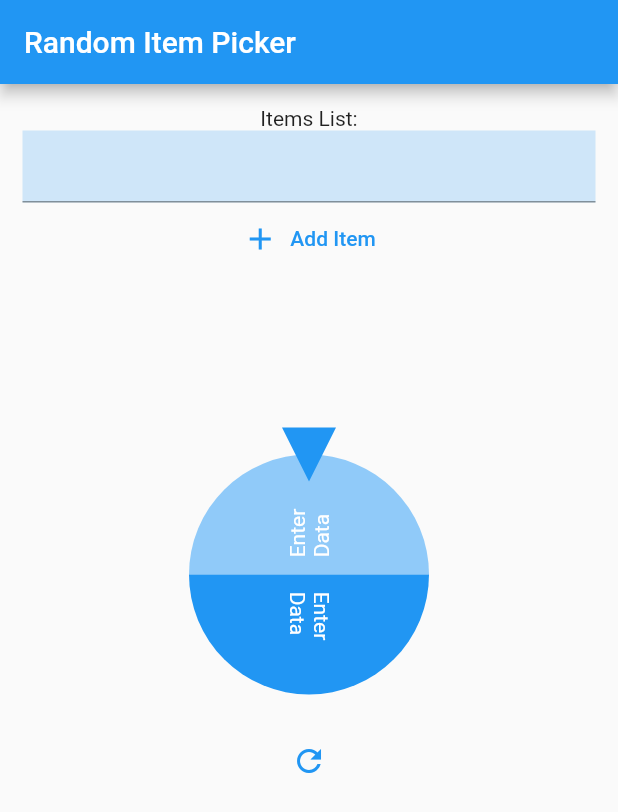
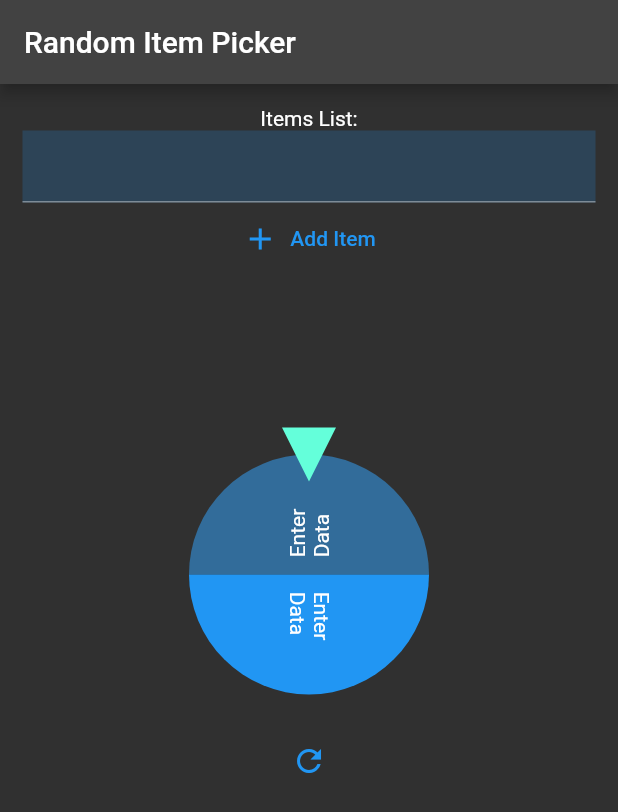
Before and after one commit to TristanGrobler/Random-Name-Picker---D-Project-1, a Flutter app: the screen it shows after launch, after a tap on the "refresh" icon, on a phone screen of 412 x 824 dp. Shown: the top 812 px of the screen. Run offline on Flutter 3.47's test engine with Material 2 defaults, Android fonts, the phone set to English and light mode, and no system bars; drawn by our look-alikes of flutter_fortune_wheel.

Commit message:
UI Tweaks

```diff
--- a/lib/main.dart
+++ b/lib/main.dart
@@ -6,7 +6,12 @@ import 'package:flutter_fortune_wheel/flutter_fortune_wheel.dart';
 
 void main() {
   runApp(
-    const MaterialApp(
+    MaterialApp(
+      theme: ThemeData(
+        brightness: Brightness.dark,
+        primaryColor: Colors.orange,
+        ),
+
       home: HomePage(),
     ),
   );
@@ -40,7 +45,7 @@ class _HomePageState extends State<HomePage> {
     if (stringList.isNotEmpty && stringList.length > 1) {
       _list = [];
       for (var i = 0; i < stringList.length; i++) {
-        _list.add(FortuneItem(child: Text(stringList[i])));
+        _list.add(FortuneItem(child: Text(stringList[i],style: TextStyle(),)));
       }
     }
 
@@ -57,6 +62,7 @@ class _HomePageState extends State<HomePage> {
       //This is the body of the app, so everything below the app bar.
       body: Padding(
         padding: const EdgeInsets.all(15.0),
+        child: SingleChildScrollView(
           child: Column(
             mainAxisSize: MainAxisSize.min,
             //mainAxisAlignment: MainAxisAlignment.spaceEvenly,
@@ -93,13 +99,14 @@ class _HomePageState extends State<HomePage> {
               // This widget shows the button to run randomly spin the wheel.
               TextButton(
                 onPressed: () {
-                controller.add(Random().nextInt(16));
+                  controller.add(Random().nextInt(100));
                 },
                 child: const Icon(Icons.refresh_outlined),
               ),
             ],
           ),
         ),
+      ),
     );
   }
 }
```
Lines whose indentation alone changed are shown as unchanged.
